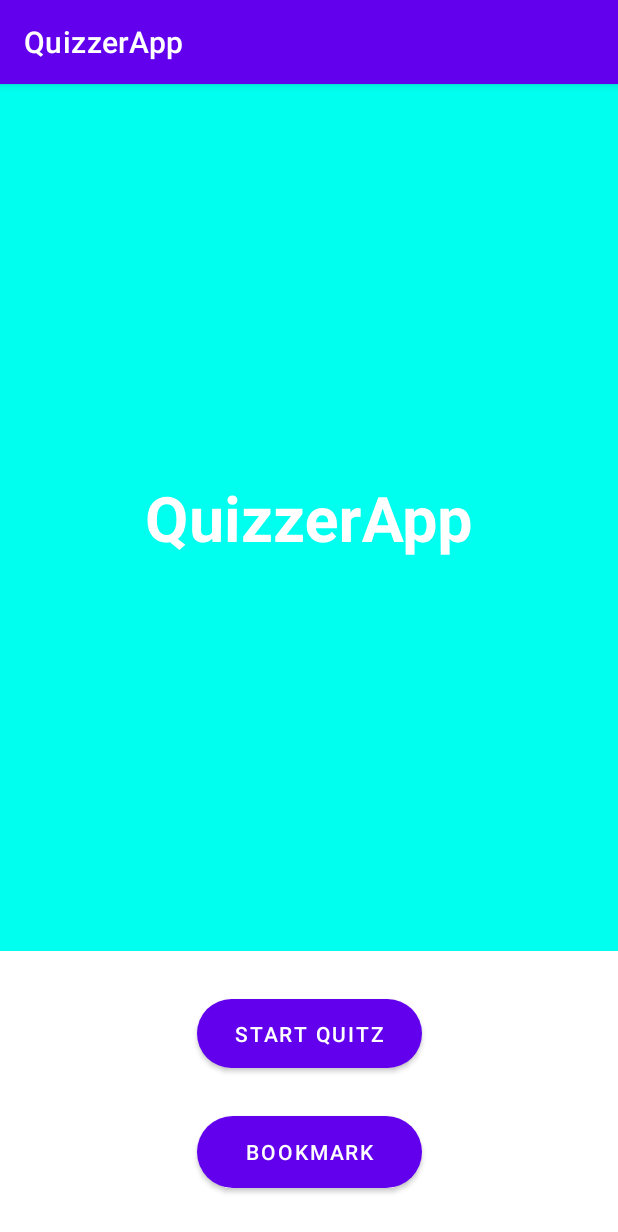
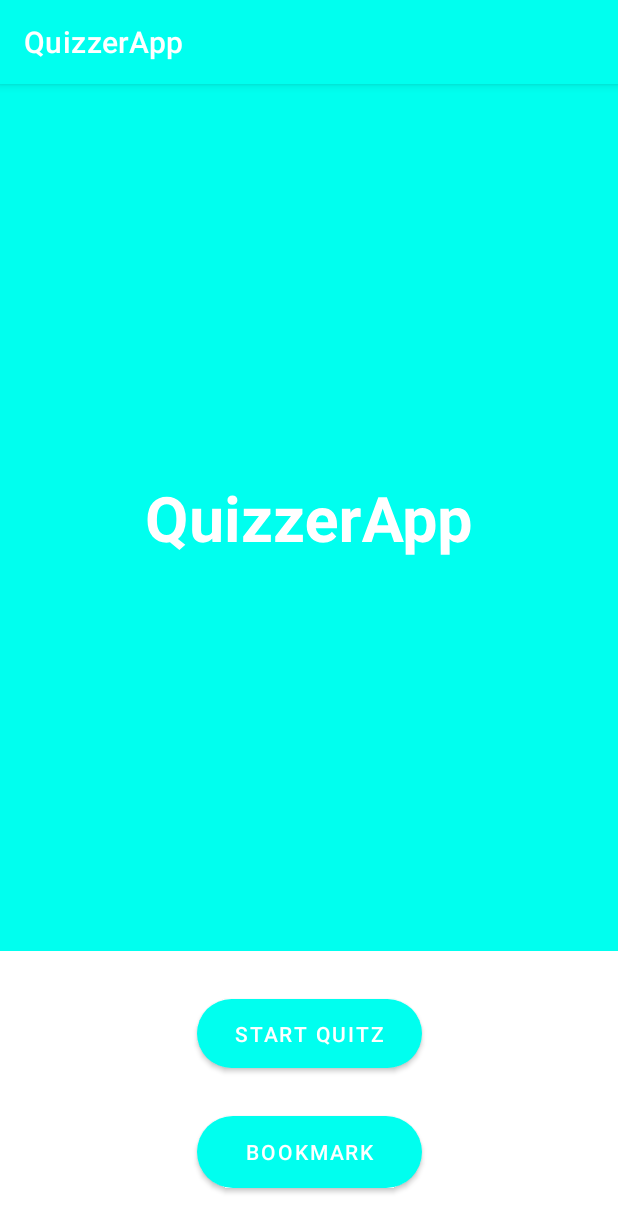
Before and after one commit to FernandoDiCostanzo/QuizzerApp, an Android app: the screen it shows after launch (MainActivity), on a phone screen of 412 x 824 dp. Shown: the top 1232 px of the screen. Run offline under Robolectric (Android 15) with nearby library versions, the phone set to English and light mode, and no system bars.

Commit message:
style added

```diff
--- a/app/src/main/res/values/themes.xml
+++ b/app/src/main/res/values/themes.xml
@@ -2,12 +2,12 @@
     <!-- Base application theme. -->
     <style name="Theme.QuizzerApp" parent="Theme.MaterialComponents.DayNight.DarkActionBar">
         <!-- Primary brand color. -->
-        <item name="colorPrimary">@color/purple_500</item>
-        <item name="colorPrimaryVariant">@color/purple_700</item>
+        <item name="colorPrimary">@color/colorPrimary</item>
+        <item name="colorPrimaryVariant">@color/colorPrimaryDark</item>
         <item name="colorOnPrimary">@color/white</item>
         <!-- Secondary brand color. -->
-        <item name="colorSecondary">@color/teal_200</item>
-        <item name="colorSecondaryVariant">@color/teal_700</item>
+        <item name="colorSecondary">@color/colorSecondary</item>
+        <item name="colorSecondaryVariant">@color/colorAccent</item>
         <item name="colorOnSecondary">@color/black</item>
         <!-- Status bar color. -->
         <item name="android:statusBarColor" tools:targetApi="l">?attr/colorPrimaryVariant</item>
```
